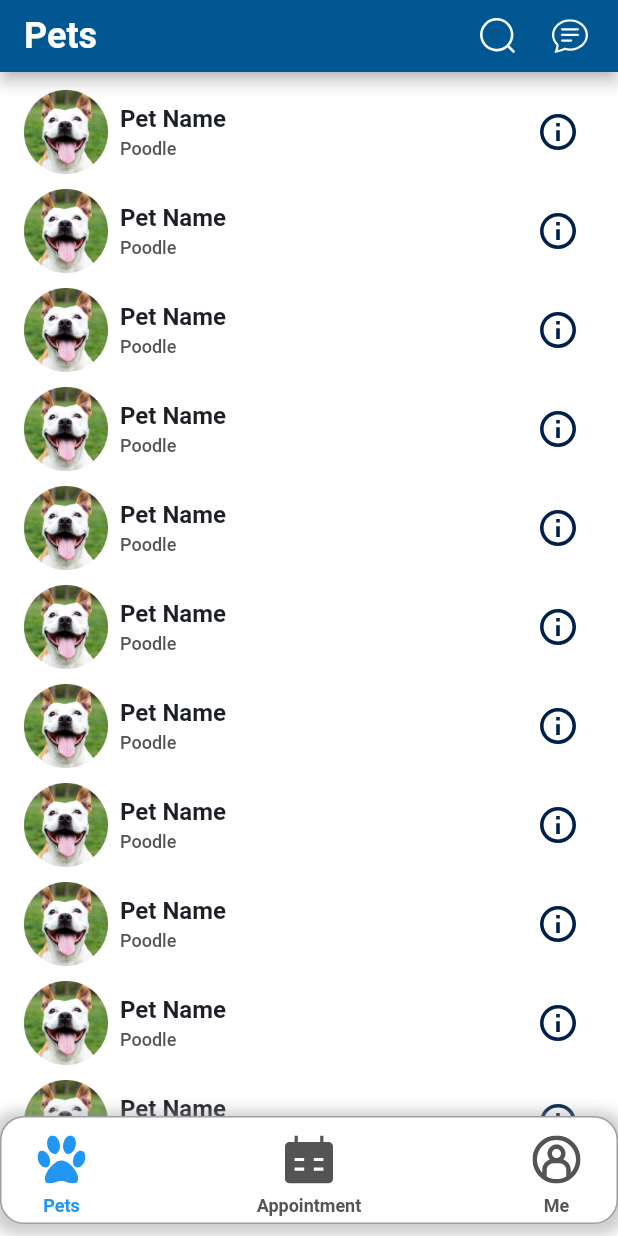
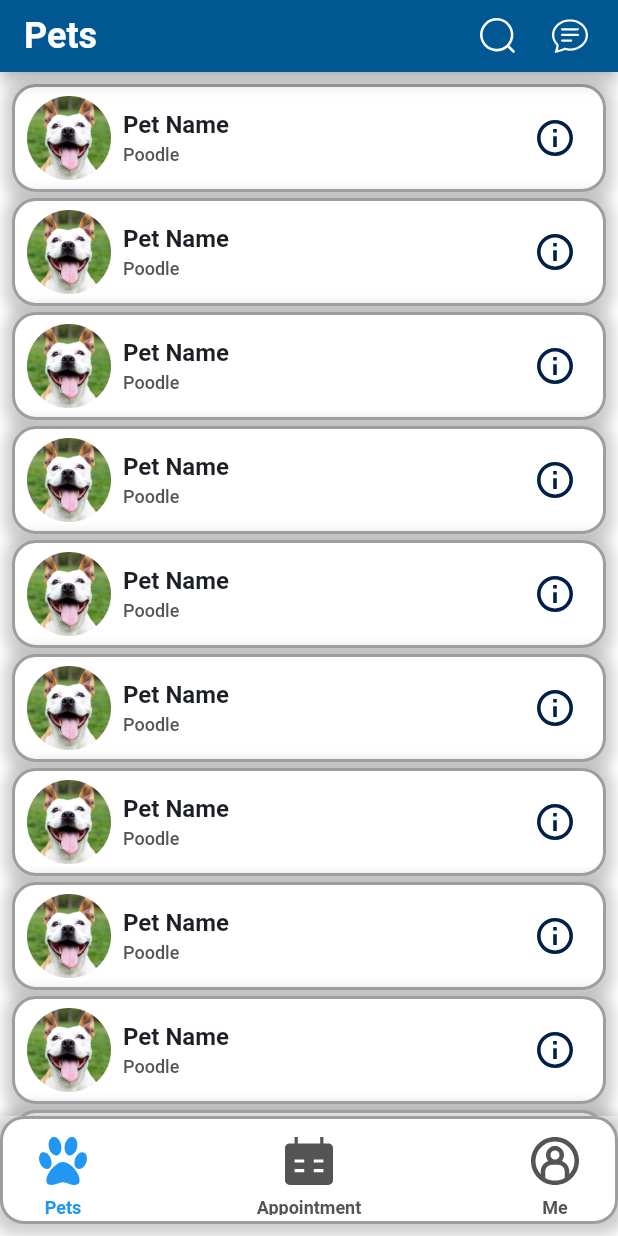
Before and after one commit to akosijho/flutter_optipets, a Flutter app: the PetScreenView screen opened by its route, on a phone screen of 412 x 824 dp. Run offline on Flutter 3.47's test engine with Material 2 defaults, Android fonts, the phone set to English and light mode, and no system bars; our stand-ins replace connectivity_plus, firebase_core, flutter_svg, get, internet_connection_checker, lottie and 1 more; accounts and stored records are empty; Roboto replaces fonts that are missing (SF-Pro); statements that could not run were skipped.

Commit message:
Refine containers.

```diff
--- a/lib/views/pets_screen/pet_item.dart
+++ b/lib/views/pets_screen/pet_item.dart
@@ -31,12 +31,28 @@ class PetItem extends StatelessWidget {
                 .pushNamed(Routes.petProfile);
       },
       child: Container(
-        height: 64,
+        height: 72,
         width: double.infinity,
         decoration: BoxDecoration(
           color: Theme.of(context).scaffoldBackgroundColor,
           shape: BoxShape.rectangle,
+          borderRadius: BorderRadius.circular(16),
+          border: Border.all(
+            width: 2,
+            style: BorderStyle.solid,
+            color: Colors.grey,
           ),
+          boxShadow: [
+            BoxShadow(
+              color: Colors.grey.withOpacity(0.5), //color of shadow
+              spreadRadius: 5, //spread radius
+              blurRadius: 7, // blur radius
+              offset: const Offset(0, 2),
+            ),
+          ],
+        ),
+        child: Padding(
+          padding: const EdgeInsets.symmetric(horizontal: 8.0),
           child: Row(
             mainAxisAlignment: MainAxisAlignment.spaceBetween,
             crossAxisAlignment: CrossAxisAlignment.center,
@@ -84,6 +100,7 @@ class PetItem extends StatelessWidget {
             ],
           ),
         ),
+      ),
     );
   }
 }
--- a/lib/views/pets_screen/pet_screen_view.dart
+++ b/lib/views/pets_screen/pet_screen_view.dart
@@ -23,7 +23,7 @@ class PetScreenView extends StatelessWidget {
               width: MediaQuery.of(context).size.width,
               child: ListView.separated(
                   controller: viewModel.applicationViewModel.scrollController,
-                  padding: const EdgeInsets.fromLTRB(16, 8, 16, 0),
+                  padding: const EdgeInsets.fromLTRB(8, 8, 8, 0),
                   shrinkWrap: true,
                   scrollDirection: Axis.vertical,
                   physics: const BouncingScrollPhysics(),
@@ -33,7 +33,7 @@ class PetScreenView extends StatelessWidget {
                         name: "Pet Name",
                         breed: "Poodle", image: SvgImages.temp,
                       ),
-                  separatorBuilder: (context, _) => const SizedBox(height: 2),
+                  separatorBuilder: (context, _) => const SizedBox(height: 4),
                   itemCount: 20),
             ),
             bottomNavigationBar: ScrollToHide(
--- a/lib/views/widgets/bottom_appbar.dart
+++ b/lib/views/widgets/bottom_appbar.dart
@@ -31,7 +31,7 @@ class MyBottomAppBar extends StatelessWidget {
               shape: BoxShape.rectangle,
               borderRadius: BorderRadius.circular(16),
               border: Border.all(
-                width: 1,
+                width: 2,
                 style: BorderStyle.solid,
                 color: Colors.grey,
               ),
```
Lines whose indentation alone changed are shown as unchanged.
